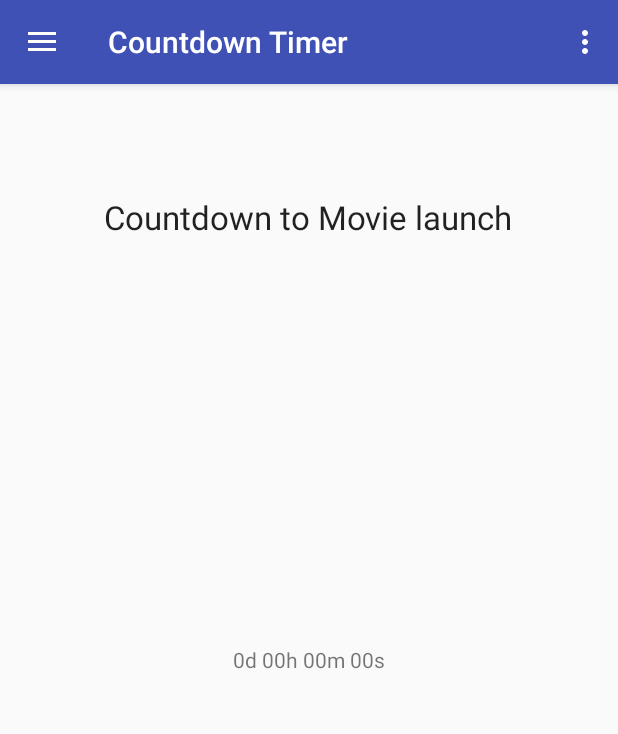
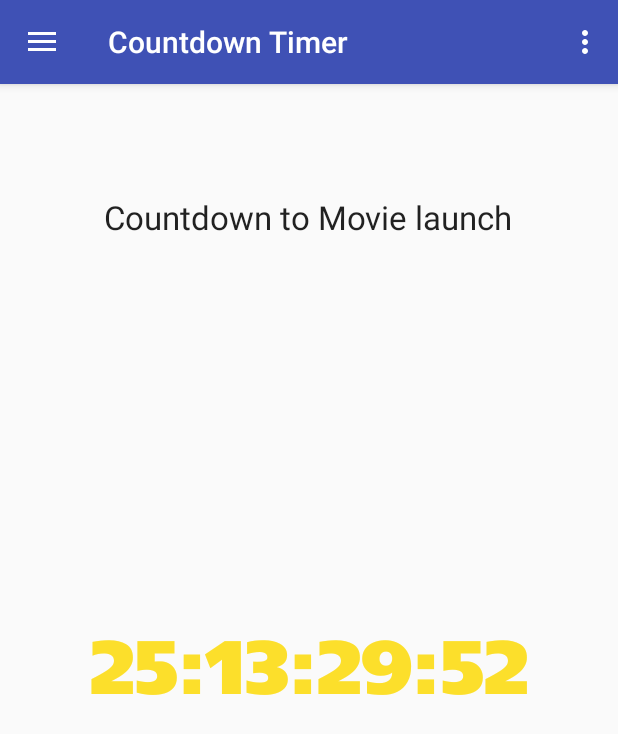
Before and after one commit to Gunsmithy/FinalProjectDylanAlvin, an Android app: the screen it shows after launch (MainActivity), on a phone screen of 412 x 824 dp. Shown: the top 734 px of the screen. Run offline under Robolectric (Android 15) with nearby library versions, the phone set to English and light mode, and no system bars; 2 statements that could not run were skipped.

Commit message:
Added basic countdown timer Included two custom font files to choose Either to decide on or have as a setting Still have to adjust formatting/size Maybe use GregorianCalendar instead of Time

```diff
--- a/app/src/main/java/com/example/dylan/finalprojectdylanalvin/CountdownFragment.java
+++ b/app/src/main/java/com/example/dylan/finalprojectdylanalvin/CountdownFragment.java
@@ -1,13 +1,23 @@
 package com.example.dylan.finalprojectdylanalvin;
 
 import android.app.Activity;
+import android.graphics.Color;
+import android.graphics.Typeface;
 import android.net.Uri;
 import android.os.Bundle;
 //import android.app.Fragment;
+import android.os.CountDownTimer;
+import android.os.Handler;
 import android.support.v4.app.Fragment;
+import android.text.format.Time;
 import android.view.LayoutInflater;
 import android.view.View;
 import android.view.ViewGroup;
+import android.widget.TextView;
+
+import java.text.ParseException;
+import java.text.SimpleDateFormat;
+import java.util.Date;
 
 
 /**
@@ -29,6 +39,9 @@ public class CountdownFragment extends Fragment {
     private String mParam2;
 
     private OnFragmentInteractionListener mListener;
+
+    private final Handler h = new Handler();
+    private final int delay = 1000; //milliseconds
 
     /**
      * Use this factory method to create a new instance of
@@ -59,6 +72,57 @@ public class CountdownFragment extends Fragment {
             mParam1 = getArguments().getString(ARG_PARAM1);
             mParam2 = getArguments().getString(ARG_PARAM2);
         }
+
+        /*SimpleDateFormat dformat = new SimpleDateFormat("dd-MM-yyyy");
+        Date launchDate = null;
+        try {
+            launchDate = dformat.parse("18-12-2015");
+        } catch (ParseException e) {
+            e.printStackTrace();
+        }
+        //     .getTime() does the conversion: Date --> long
+        CountDownTimer cdt = new CountDownTimer(launchDate.getTime(), 1000) {
+
+            public void onTick(long millisUntilFinished) {
+                TextView countdownLabel = (TextView)getView().findViewById(R.id.countdownLabel);
+                long seconds = (System.currentTimeMillis() - millisUntilFinished) / 1000;
+                long minutes = seconds / 60;
+                long hours = minutes / 60;
+                long days = hours / 24;
+                String time = days + ":" + hours % 24 + ":" + minutes % 60 + ":" + seconds % 60;
+                countdownLabel.setText(time);
+            }
+
+            public void onFinish() {
+                // TODO Auto-generated method stub
+
+            }
+        }.start();*/
+
+        secondTick();
+    }
+
+    public void secondTick(){
+        h.postDelayed(new Runnable() {
+            public void run() {
+                Time now = new Time();
+                now.setToNow();
+                Time launch = new Time();
+                launch.set(18, 11, 2015);
+                TextView countdownLabel = (TextView) getView().findViewById(R.id.countdownLabel);
+                long seconds = (launch.toMillis(true) - now.toMillis(true)) / 1000;
+                long minutes = seconds / 60;
+                long hours = minutes / 60;
+                long days = hours / 24;
+                String time = days + ":" + hours % 24 + ":" + minutes % 60 + ":" + seconds % 60;
+                Typeface tf = Typeface.createFromAsset(getContext().getAssets(), "fonts/Star_Jedi_Rounded.ttf");
+                countdownLabel.setTypeface(tf);
+                countdownLabel.setTextColor(Color.parseColor("#FCDF2B"));
+                countdownLabel.setTextSize(50);
+                countdownLabel.setText(time);
+                h.postDelayed(this, delay);
+            }
+        }, delay);
     }
 
     @Override
@@ -95,9 +159,5 @@ public class CountdownFragment extends Fragment {
         // TODO: Update argument type and name
         void onCountdownFragmentInteraction(String string);
     }
-    public void timechange()
-    {
-
-    }
 
 }
--- a/app/src/main/java/com/example/dylan/finalprojectdylanalvin/MainActivity.java
+++ b/app/src/main/java/com/example/dylan/finalprojectdylanalvin/MainActivity.java
@@ -134,8 +134,14 @@ public class MainActivity extends AppCompatActivity
                 title = getString(R.string.settings);
                 break;
             case R.id.nav_feedback:
-                fragment = new FeedbackFragment();
-                title = getString(R.string.feedback);
+                //fragment = new FeedbackFragment();
+                //title = getString(R.string.feedback);
+                Intent Email = new Intent(Intent.ACTION_SEND);
+                Email.setType("text/email");
+                Email.putExtra(Intent.EXTRA_EMAIL, new String[] { getString(R.string.dylanEmail) });
+                Email.putExtra(Intent.EXTRA_SUBJECT, getString(R.string.emailSubject));
+                Email.putExtra(Intent.EXTRA_TEXT, getString(R.string.emailBody) + "\n\n");
+                startActivity(Intent.createChooser(Email, getString(R.string.feedback)));
                 break;
         }
 
--- a/app/src/main/res/layout/fragment_countdown.xml
+++ b/app/src/main/res/layout/fragment_countdown.xml
@@ -8,7 +8,7 @@
         android:text="@string/countdownDefault"
         android:layout_centerVertical="true"
         android:layout_centerHorizontal="true"
-        android:id="@+id/Coutdownlabel" />
+        android:id="@+id/countdownLabel" />
 
     <TextView
         android:layout_width="wrap_content"
--- a/app/src/main/res/values/strings.xml
+++ b/app/src/main/res/values/strings.xml
@@ -24,7 +24,10 @@
     <string name="settingsDefault">Settings go here</string>
     <string name="feedbackDefault">An email activity prompt and stuff goes here</string>
 
-
+    <string name="video_list_title">This string was missing from commit</string>
     <string name= "player_error">Error Initializing Player</string>
 
+    <string name="emailSubject">Star Wars Hype App Feedback</string>
+    <string name="emailBody">To Whom it may concern,</string>
+
 </resources>
```
Also changed, not shown: app/src/main/assets/fonts/Star_Jedi_Rounded.ttf (added), app/src/main/assets/fonts/Starjedi.ttf (added), 1 other file.
